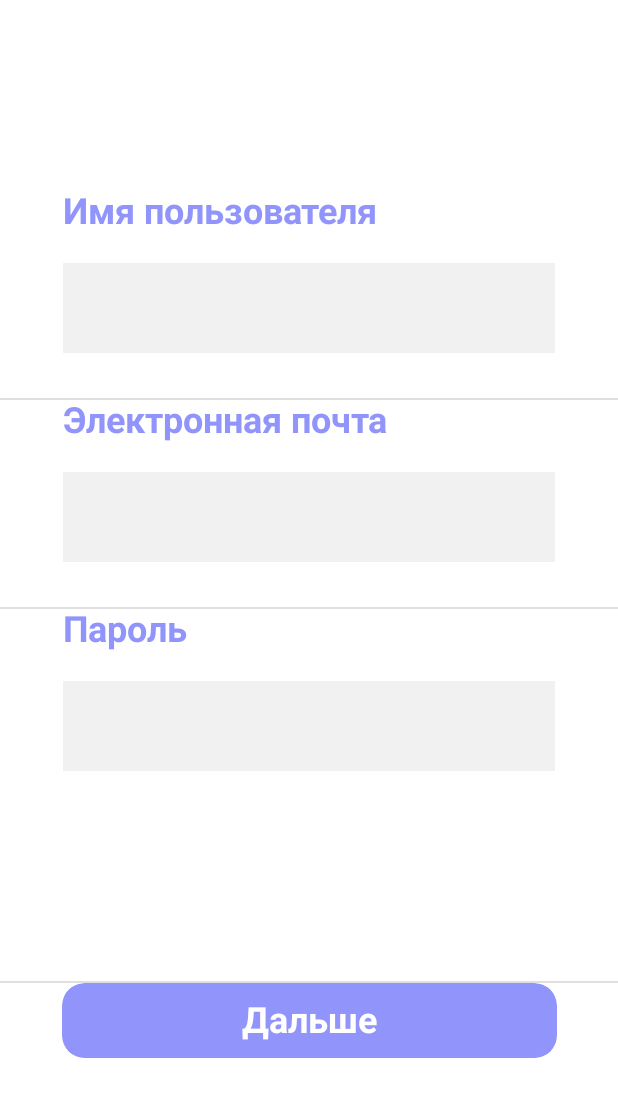
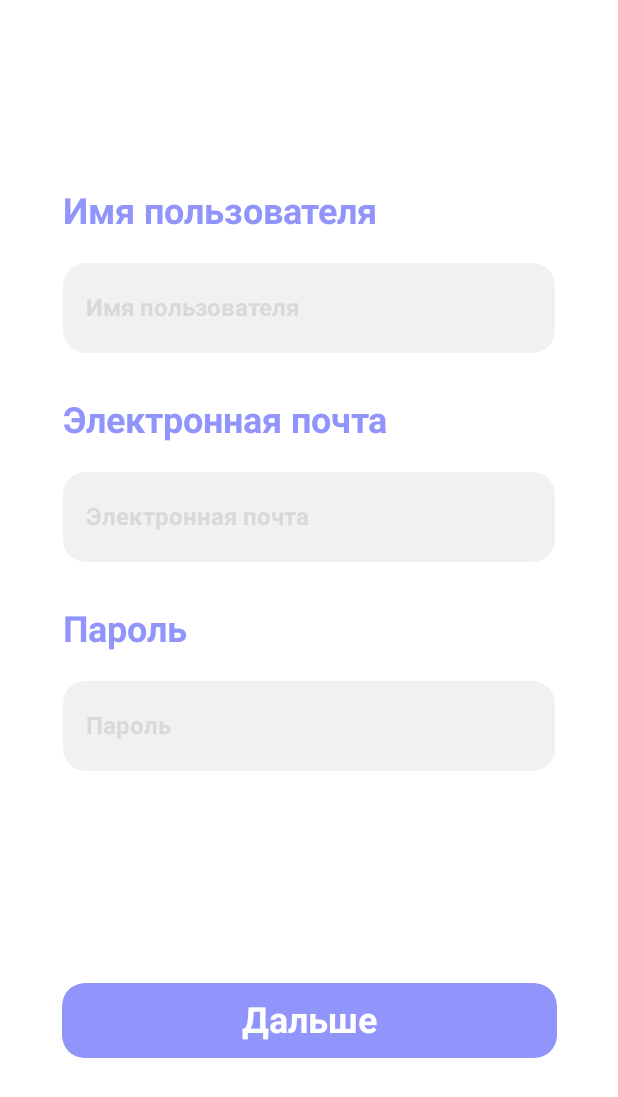
Before and after one commit to Turtle-Team/NoLimits4WebHackaton, an Android app built with Jetpack Compose: the RegisterScreen screen opened through its navigation route, on a phone screen of 412 x 824 dp. Shown: the top 1097 px of the screen. Run offline under Robolectric (Android 15) with nearby library versions, the phone set to English and light mode, and no system bars; libraries missing offline, so code that uses them is left out: com.squareup.sqldelight.

Commit message:
пофиксил текст филд

```diff
--- a/androidApp/src/main/java/com/lyadsky/nolimits4webapp/android/features/register/RegisterScreen.kt
+++ b/androidApp/src/main/java/com/lyadsky/nolimits4webapp/android/features/register/RegisterScreen.kt
@@ -7,6 +7,7 @@ import androidx.compose.material.Divider
 import androidx.compose.runtime.Composable
 import androidx.compose.ui.Alignment
 import androidx.compose.ui.Modifier
+import androidx.compose.ui.graphics.Color
 import androidx.compose.ui.unit.dp
 import com.lyadsky.nolimits4webapp.android.features.views.buttons.CommonButton
 import com.lyadsky.nolimits4webapp.android.features.views.edit_texts.CommonEditText
@@ -16,14 +17,14 @@ fun RegisterScreen() {
     Column(Modifier.fillMaxSize().padding(top = 127.dp), horizontalAlignment = Alignment.CenterHorizontally) {
 
         CommonEditText(title = "Имя пользователя")
-        Divider(Modifier.padding(top = 30.dp))
+        Divider(Modifier.padding(top = 30.dp), color = Color.White)
 
         CommonEditText(title = "Электронная почта")
-        Divider(Modifier.padding(top = 30.dp))
+        Divider(Modifier.padding(top = 30.dp), color = Color.White)
 
         CommonEditText(title = "Пароль")
 
-        Divider(Modifier.padding(top = 140.dp))
+        Divider(Modifier.padding(top = 140.dp), color = Color.White)
         CommonButton(text = "Дальше") {
 
         }
--- a/androidApp/src/main/java/com/lyadsky/nolimits4webapp/android/features/views/edit_texts/CommonEditText.kt
+++ b/androidApp/src/main/java/com/lyadsky/nolimits4webapp/android/features/views/edit_texts/CommonEditText.kt
@@ -1,21 +1,21 @@
 package com.lyadsky.nolimits4webapp.android.features.views.edit_texts
 
 import androidx.compose.foundation.background
-import androidx.compose.foundation.layout.Column
-import androidx.compose.foundation.layout.height
-import androidx.compose.foundation.layout.padding
-import androidx.compose.foundation.layout.width
+import androidx.compose.foundation.layout.*
 import androidx.compose.foundation.shape.RoundedCornerShape
 import androidx.compose.foundation.text.BasicTextField
 import androidx.compose.material.Text
 import androidx.compose.material.TextField
 import androidx.compose.runtime.*
+import androidx.compose.ui.Alignment
 import androidx.compose.ui.Modifier
 import androidx.compose.ui.draw.clip
+import androidx.compose.ui.draw.shadow
 import androidx.compose.ui.graphics.Color
 import androidx.compose.ui.text.TextStyle
 import androidx.compose.ui.text.font.FontWeight
 import androidx.compose.ui.text.input.TextFieldValue
+import androidx.compose.ui.text.style.TextAlign
 import androidx.compose.ui.unit.dp
 import androidx.compose.ui.unit.sp
 
@@ -39,7 +39,10 @@ fun CommonEditText(title: String) {
 //            },
 //            placeholder = { Text(text = title) }
 //        )
-
+        Row(
+            modifier = Modifier
+                .clip(RoundedCornerShape(15.dp))
+        ) {
             BasicTextField(
                 value = text,
                 onValueChange = { newText ->
@@ -48,7 +51,8 @@ fun CommonEditText(title: String) {
                 textStyle = TextStyle(
                     fontSize = 24.sp,
                     fontWeight = FontWeight(700),
-                color = Color(0xFF9094FB)
+                    color = Color(0xFF9094FB),
+                    textAlign = TextAlign.Center
                 ),
 //            singleLine = true,
                 modifier = Modifier
@@ -56,6 +60,22 @@ fun CommonEditText(title: String) {
                     .clip(RoundedCornerShape(15.dp))
                     .width(328.dp)
                     .height(60.dp),
+                decorationBox = { innerTextField ->
+                    Row(
+                        verticalAlignment = Alignment.CenterVertically,
+                        horizontalArrangement = Arrangement.Start
+                    ) {
+                        Text(
+                            text = title, style = TextStyle(
+                                fontSize = 16.sp,
+                                fontWeight = FontWeight(700),
+                                color = Color(0xFFD9D9D9),
+                            ),
+                            modifier = Modifier.padding(start = 15.dp)
                         )
                     }
                 }
+            )
+        }
+    }
+}
```
Lines whose indentation alone changed are shown as unchanged.
